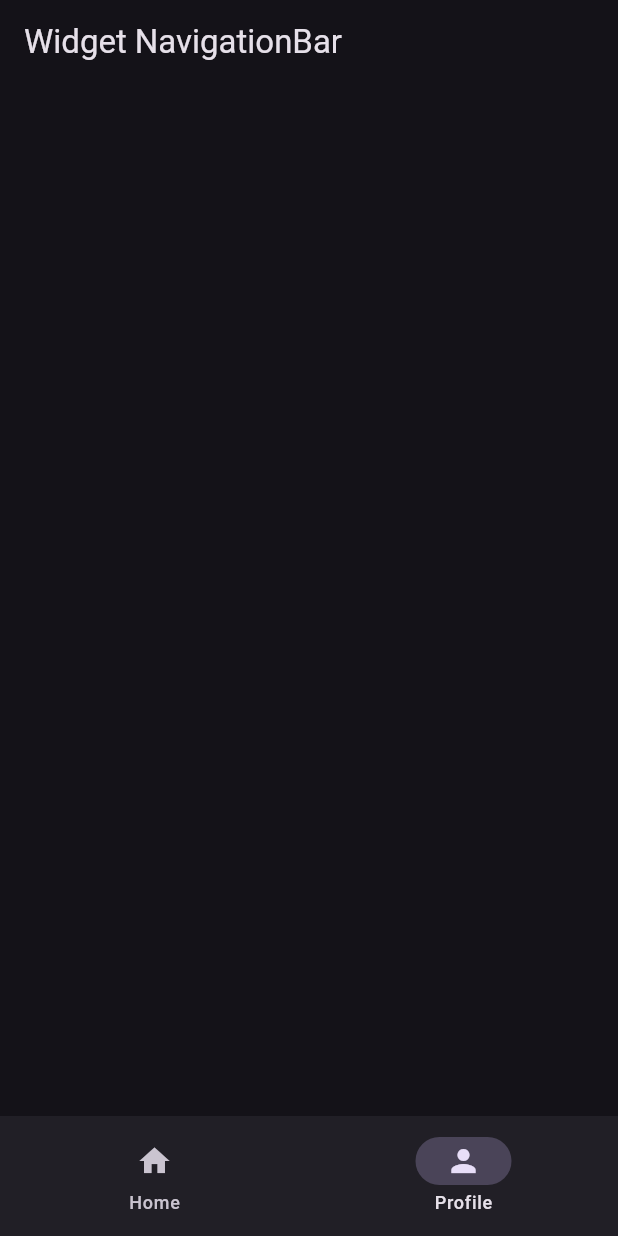
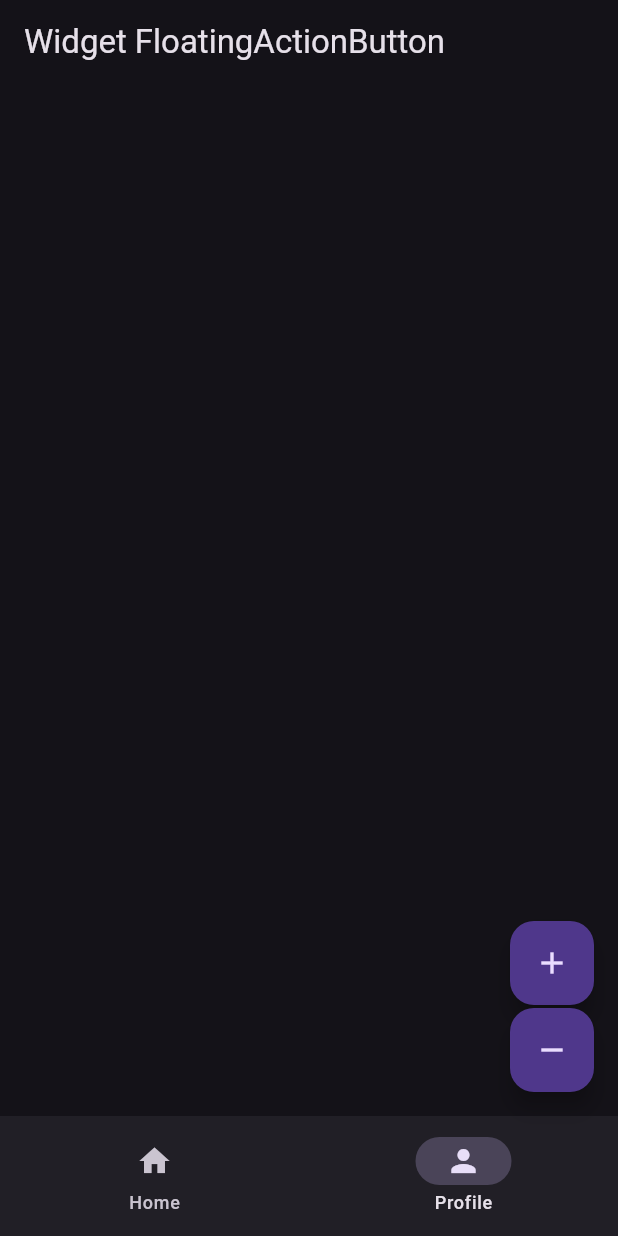
Before and after one commit to manpits/flutter, a Flutter app: the screen it shows after launch, on a phone screen of 412 x 824 dp. Run offline on Flutter 3.47's test engine with Material 3 defaults, Android fonts, the phone set to English and light mode, and no system bars.

Commit message:
-1740877566

```diff
--- a/lib/main.dart
+++ b/lib/main.dart
@@ -1,5 +1,5 @@
 /* --------------------------------------------
-Widget Navigation Bar
+Widget FloatingActionButton
 -----------------------------------------------*/
 
 import 'package:flutter/material.dart';
@@ -18,14 +18,37 @@ class MyApp extends StatelessWidget {
       theme: ThemeData(brightness: Brightness.dark),
       home: Scaffold(
         appBar: AppBar(
-          title: const Text('Widget NavigationBar'),
+          title: const Text('Widget FloatingActionButton'),
         ),
         /**
-         * Pada widget Scaffold dapat ditambahkan property 'bottomNavigationBar'
-         * property 'destinations' berupa list yang MINIMAL/HARUS memiliki paling tidak 2 (dua) element
-         * property 'selectedIndex' digunakan untuk menentukan elemen mana yang sedang aktif
-         * method 'onDestinationSelected' digunakan untuk menangkap event index dari element yang ditap
+         * Pada widget Scaffold dapat ditambahkan property 'floatingActionButton'
+         *
          */
+        floatingActionButton: Column(
+          mainAxisSize: MainAxisSize.min,
+          mainAxisAlignment: MainAxisAlignment.end,
+          children: [
+            FloatingActionButton(
+              onPressed: () {
+                print('FloatingActionButton + is clicked !');
+              },
+              child: Icon(
+                Icons.add,
+              ),
+            ),
+            SizedBox(
+              height: 2.0,
+            ),
+            FloatingActionButton(
+              onPressed: () {
+                print('FloatingActionButton - is clicked !');
+              },
+              child: Icon(
+                Icons.remove,
+              ),
+            ),
+          ],
+        ),
         bottomNavigationBar: NavigationBar(
           destinations: const [
             NavigationDestination(
```
